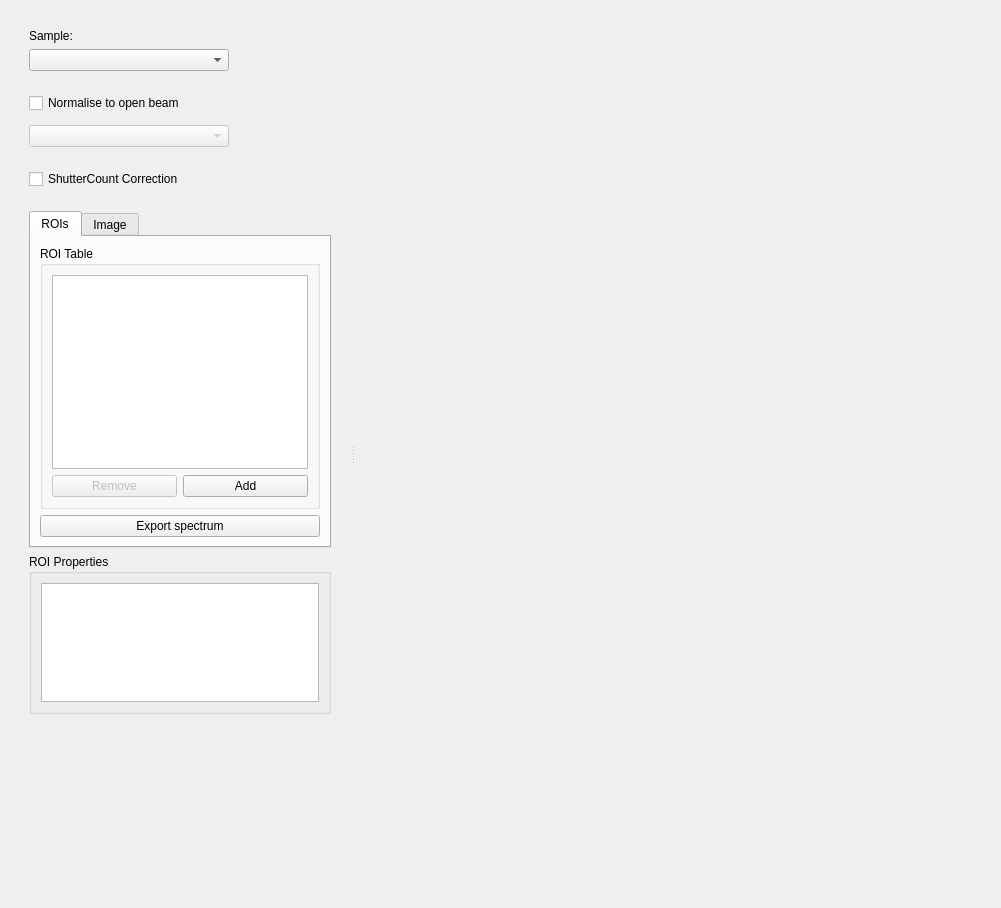
First picture: the form in mantidimaging/gui/ui/spectrum_viewer.ui, repository mantidproject/mantidimaging, before the edit.
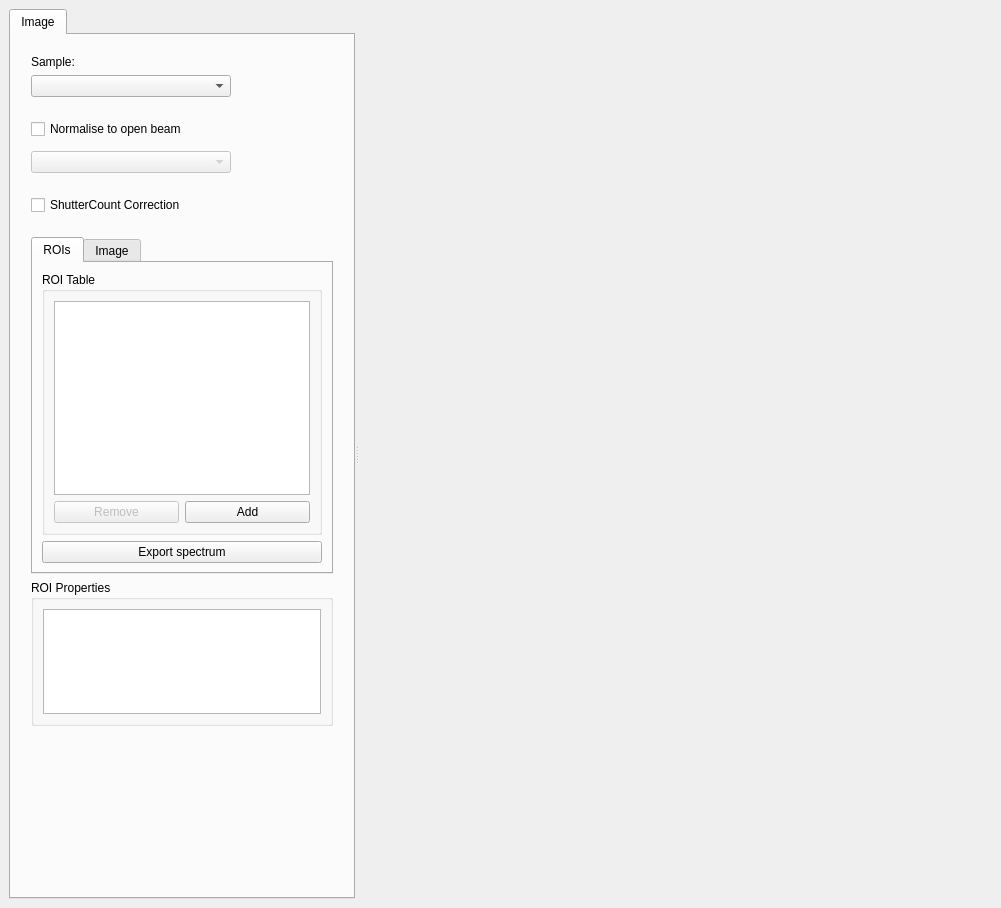
Second picture: the form after the edit. Custom widgets are drawn as their Qt base class.

Commit message: Add tabs to to the spectrum viewer

```diff
--- a/mantidimaging/gui/ui/spectrum_viewer.ui
+++ b/mantidimaging/gui/ui/spectrum_viewer.ui
@@ -20,13 +20,17 @@
       <property name="orientation">
        <enum>Qt::Horizontal</enum>
       </property>
-      <widget class="QWidget" name="optionsLayout" native="true">
+      <widget class="QTabWidget" name="formTabs">
+       <widget class="QWidget" name="optionsLayout">
        <property name="sizePolicy">
         <sizepolicy hsizetype="Preferred" vsizetype="MinimumExpanding">
          <horstretch>0</horstretch>
          <verstretch>0</verstretch>
         </sizepolicy>
        </property>
+        <attribute name="title">
+         <string>Image</string>
+        </attribute>
        <layout class="QVBoxLayout" name="verticalLayout_2">
         <property name="leftMargin">
          <number>20</number>
@@ -456,6 +460,7 @@
          </spacer>
         </item>
        </layout>
+       </widget>
       </widget>
       <widget class="QWidget" name="rightWidget" native="true">
        <property name="sizePolicy">
```
Left out of the diff: 2 changed lines with no effect on the pictures. Lines whose indentation alone changed are shown as unchanged.
